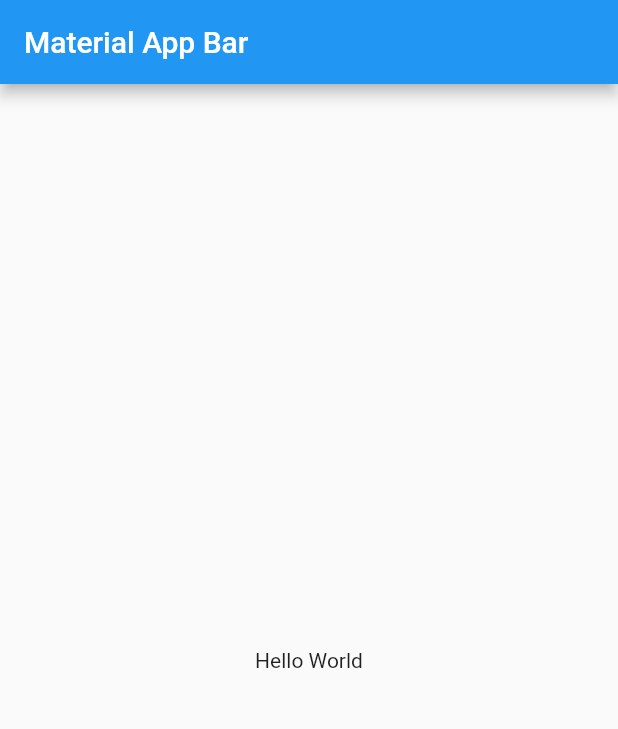
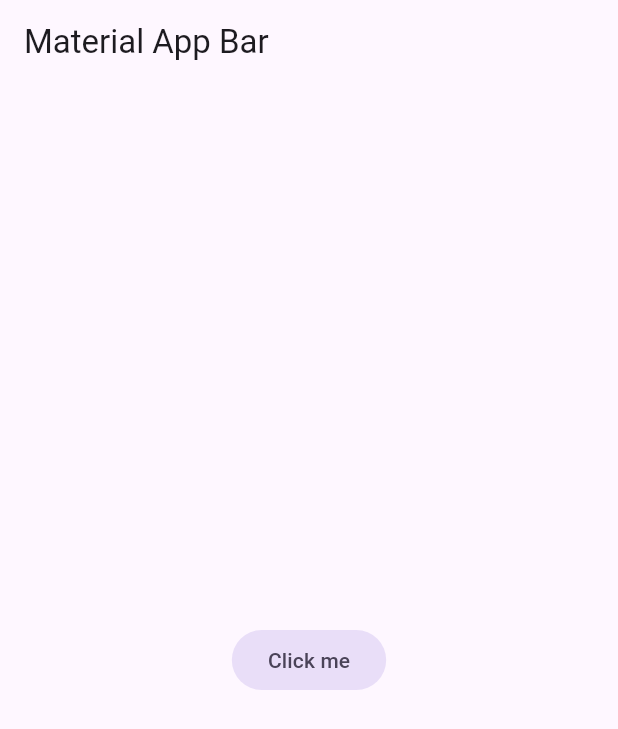
Before and after one commit to EmmanuelJCA/yes_no_app, a Flutter app: the screen it shows after launch, on a phone screen of 412 x 824 dp. Shown: the top 729 px of the screen. Run offline on Flutter 3.47's test engine with Material 2 defaults, Android fonts, the phone set to English and light mode, and no system bars.

Commit message:
theme file

```diff
--- /dev/null
+++ b/lib/config/theme/app_theme.dart
@@ -0,0 +1,26 @@
+import 'package:flutter/material.dart';
+
+const Color _customColor = Color(0xFF49149F);
+
+const List<Color> _colorThemes = [
+  _customColor,
+  Colors.blue,
+  Colors.teal,
+  Colors.green,
+  Colors.yellow,
+  Colors.orange,
+  Colors.pink,
+];
+
+class AppTheme {
+  final int selectedColor;
+
+  AppTheme({this.selectedColor = 0})
+      : assert(selectedColor >= 0 && selectedColor <= _colorThemes.length - 1,
+            'Colors must be between 0 and ${_colorThemes.length}');
+
+  ThemeData theme() {
+    return ThemeData(
+        useMaterial3: true, colorSchemeSeed: _colorThemes[selectedColor]);
+  }
+}
--- a/lib/main.dart
+++ b/lib/main.dart
@@ -1,4 +1,5 @@
 import 'package:flutter/material.dart';
+import 'package:yes_no_app/config/theme/app_theme.dart';
 
 void main() => runApp(const MyApp());
 
@@ -10,12 +11,16 @@ class MyApp extends StatelessWidget {
     return MaterialApp(
       title: 'Material App',
       debugShowCheckedModeBanner: false,
+      theme: AppTheme().theme(),
       home: Scaffold(
         appBar: AppBar(
           title: const Text('Material App Bar'),
         ),
-        body: const Center(
-          child: Text('Hello World'),
+        body: Center(
+          child: FilledButton.tonal(
+            onPressed: () {},
+            child: const Text('Click me')
+          ),
         ),
       ),
     );
```
